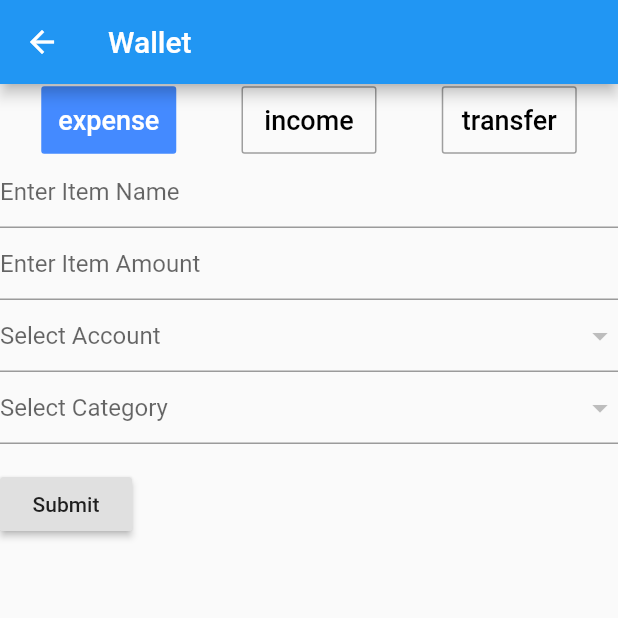
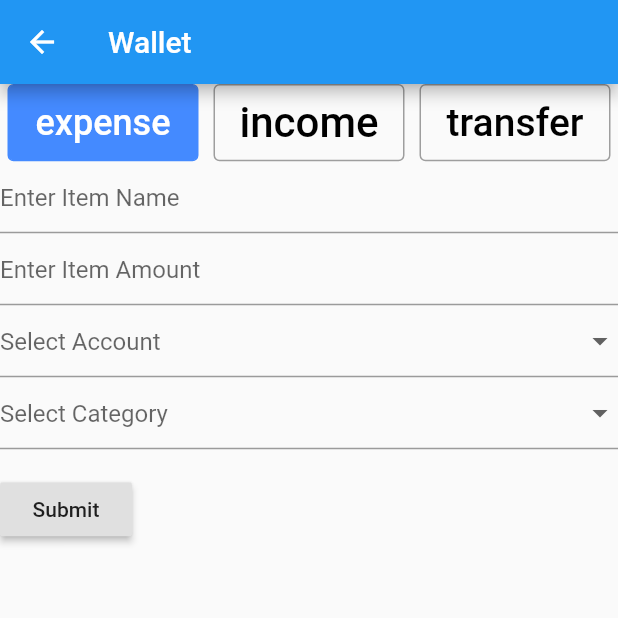
Before and after one commit to moseslee90/wallet, a Flutter app: the AddItemPage screen opened by its route, on a phone screen of 412 x 824 dp, the top half of it. Run offline on Flutter 3.47's test engine with Material 2 defaults, Android fonts, the phone set to English and light mode, and no system bars; drawn by our look-alikes of auto_size_text; our stand-ins replace google_fonts, sqflite; accounts and stored records are empty.

Commit message:
fixed transactionTypes text in small resolutions

```diff
--- a/lib/screens/category_add.dart
+++ b/lib/screens/category_add.dart
@@ -2,6 +2,7 @@ import 'package:flutter/material.dart';
 import 'package:provider/provider.dart';
 import 'package:wallet/common/scaffold.dart';
 import 'package:wallet/models/store.dart';
+
 import '../common/constants.dart';
 
 class AddCategoryPage extends StatelessWidget {
@@ -28,8 +29,7 @@ class _CategoryFormState extends State<_CategoryForm> {
           value: defaultColor,
           child: Text(defaultColor, style: TextStyle(color: Colors.grey)))
     ];
-    dropdownColors
-        .addAll(colorsListString.map((String value) {
+    dropdownColors.addAll(colorsListString.map((String value) {
       return DropdownMenuItem(
         value: value,
         child: Text(value),
@@ -81,7 +81,6 @@ class _CategoryFormState extends State<_CategoryForm> {
                     // the form is invalid.
                     if (_formKey.currentState.validate()) {
                       // Process data.
-                      print(name);
                       Provider.of<StoreModel>(context, listen: false)
                           .addCategory(name, color);
                     }
--- a/lib/screens/item_add.dart
+++ b/lib/screens/item_add.dart
@@ -1,13 +1,16 @@
+import 'package:auto_size_text/auto_size_text.dart';
 import 'package:flutter/material.dart';
+import 'package:flutter/widgets.dart';
 import 'package:provider/provider.dart';
 import 'package:wallet/common/scaffold.dart';
 import 'package:wallet/models/account.dart';
 import 'package:wallet/models/store.dart';
 import 'package:wallet/screens/item_add/transaction_type_radio.dart';
+
 import '../common/constants.dart';
 
 class AddItemPage extends StatefulWidget {
-  AddItemPage();
+  AddItemPage({Key key}) : super(key: key);
 
   @override
   State<StatefulWidget> createState() {
@@ -25,6 +28,7 @@ class _AddItemPageState extends State<AddItemPage> {
   int categoryId;
   int transactionType = EXPENSE_INT;
   List<RadioModel> transactionRadios;
+  AutoSizeGroup autoSizeGroup = AutoSizeGroup();
 
   onNameChanged(value) {
     this.setState(() {
@@ -133,14 +137,17 @@ class _AddItemPageState extends State<AddItemPage> {
             child: Column(
                 crossAxisAlignment: CrossAxisAlignment.start,
                 children: <Widget>[
-              CustomRadio(inputData: transactionRadios),
+              CustomRadio(
+                  inputData: transactionRadios, autoSizeGroup: autoSizeGroup),
               TextFormField(
+                keyboardType: TextInputType.text,
                 decoration: const InputDecoration(
                   hintText: 'Enter Item Name',
                 ),
                 onChanged: onNameChanged,
               ),
               TextFormField(
+                keyboardType: TextInputType.number,
                 decoration: const InputDecoration(
                   hintText: 'Enter Item Amount',
                 ),
@@ -193,7 +200,8 @@ class _AddItemPageState extends State<AddItemPage> {
 //                      print('name: $name');
 //                      print(
 //                          'amount: $amount, accountId: $accountId, categoryId: $categoryId, transactionId: $transactionType, transferAccount: $accountTransferToId');
-                      store.addItem(name, amount, accountId, categoryId, transactionType, accountTransferToId);
+                      store.addItem(name, amount, accountId, categoryId,
+                          transactionType, accountTransferToId);
                     }
                   },
                   child: Text('Submit'),
--- a/lib/screens/item_add/transaction_type_radio.dart
+++ b/lib/screens/item_add/transaction_type_radio.dart
@@ -1,25 +1,19 @@
+import 'package:auto_size_text/auto_size_text.dart';
 import 'package:flutter/material.dart';
 
 class CustomRadio extends StatelessWidget {
   final List<RadioModel> inputData;
+  final AutoSizeGroup autoSizeGroup;
 
-  CustomRadio({this.inputData});
+  CustomRadio({this.inputData, this.autoSizeGroup});
 
   @override
   Widget build(BuildContext context) {
     List<Widget> buttons = [];
 
     for (var i = 0; i < inputData.length; i++) {
-      buttons.add(FlatButton(
-//          splashColor: Colors.blueAccent,
-        onPressed: () {
-          if (inputData[i].callback != null) {
-            print('call back is not null');
-            inputData[i].callback();
-          }
-        },
-        child: RadioItem(inputData[i]),
-      ));
+      buttons
+          .add(RadioItem(inputData[i], inputData[i].callback, autoSizeGroup));
     }
 
     return Row(
@@ -31,30 +25,46 @@ class CustomRadio extends StatelessWidget {
 }
 
 class RadioItem extends StatelessWidget {
-  final RadioModel _item;
+  final RadioModel item;
+  final Function callback;
+  final AutoSizeGroup autoSizeGroup;
 
-  RadioItem(this._item);
+  RadioItem(this.item, this.callback, this.autoSizeGroup);
 
   @override
   Widget build(BuildContext context) {
-    return new Container(
-      height: 45.0,
-      width: 90.0,
-      child: new Center(
-        child: new Text(_item.text,
-            style: new TextStyle(
-                color: _item.isSelected ? Colors.white : Colors.black,
-                //fontWeight: FontWeight.bold,
-                fontSize: 18.0)),
+    double screenWidth = MediaQuery.of(context).size.width;
+    double screenHeight = MediaQuery.of(context).size.height;
+
+    return Expanded(
+        child: Container(
+      margin: EdgeInsets.symmetric(horizontal: 5),
+      height: screenWidth < screenHeight ? screenWidth / 8 : screenHeight / 16,
+      decoration: BoxDecoration(
+        color: item.isSelected ? Colors.blueAccent : Colors.transparent,
+        border: Border.all(
+            width: 1.0,
+            color: item.isSelected ? Colors.blueAccent : Colors.grey),
+        borderRadius: const BorderRadius.all(const Radius.circular(4.0)),
       ),
-      decoration: new BoxDecoration(
-        color: _item.isSelected ? Colors.blueAccent : Colors.transparent,
-        border: new Border.all(
-            width: 1.0,
-            color: _item.isSelected ? Colors.blueAccent : Colors.grey),
-        borderRadius: const BorderRadius.all(const Radius.circular(2.0)),
+      child: FlatButton(
+//          splashColor: Colors.blueAccent,
+        onPressed: () {
+          if (this.callback != null) {
+            this.callback();
+          }
+        },
+        child: AutoSizeText(
+          item.text,
+          style: TextStyle(
+            color: item.isSelected ? Colors.white : Colors.black,
+            fontSize: 30,
+          ),
+          maxLines: 1,
+          group: autoSizeGroup,
+        ),
       ),
-    );
+    ));
   }
 }
 
--- a/pubspec.yaml
+++ b/pubspec.yaml
@@ -23,6 +23,7 @@ dependencies:
   sqflite: ^1.3.0
   path_provider: ^1.6.7
   google_fonts: ^0.2.0
+  auto_size_text: ^2.1.0
 
   # The following adds the Cupertino Icons font to your application.
   # Use with the CupertinoIcons class for iOS style icons.
```
Also changed, not shown: lib/models/store.dart (+45 -17 lines), lib/screens/item_update.dart (+24 -9 lines).
